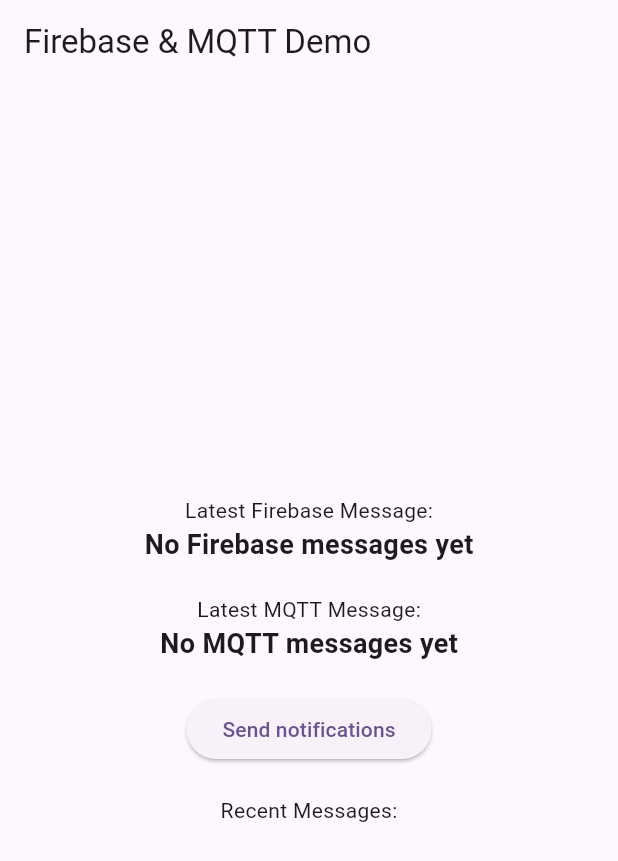
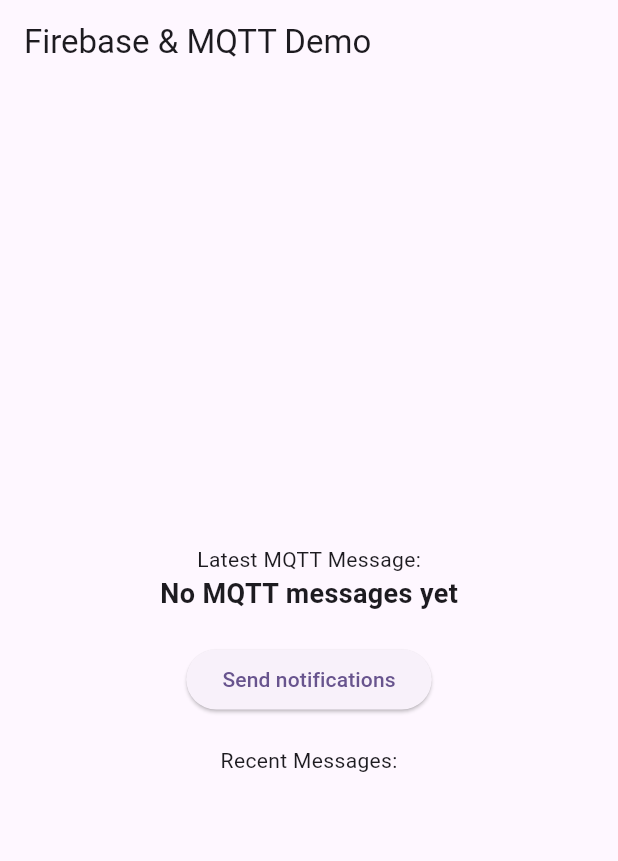
Before and after one commit to jakobatgithub/notification_test, a Flutter app: the screen it shows after launch, on a phone screen of 412 x 824 dp. Shown: the top 861 px of the screen. Run offline on Flutter 3.47's test engine with Material 3 defaults, Android fonts, the phone set to English and light mode, and no system bars; our stand-ins replace shared_preferences; missing offline and left inert: mqtt_client.

Commit message:
Switched off Firebase. Receiving messages while app is inactive works upon resuming.

```diff
--- a/test_notification_app/lib/main.dart
+++ b/test_notification_app/lib/main.dart
@@ -1,54 +1,55 @@
-import 'package:firebase_core/firebase_core.dart';
-import 'package:firebase_messaging/firebase_messaging.dart';
+// import 'package:firebase_core/firebase_core.dart';
+// import 'package:firebase_messaging/firebase_messaging.dart';
 import 'package:flutter/material.dart';
-import 'firebase_options.dart';
+// import 'firebase_options.dart';
 import 'package:http/http.dart' as http;
 import 'package:shared_preferences/shared_preferences.dart';
 import 'mqtt_service.dart';
 import 'constants.dart';
 
-Set<String> _receivedMessages = {}; // Define globally
+// Set<String> _receivedFirebaseMessages = {}; // Define globally
+Set<String> _receivedMQTTMessages = {}; // Define globally
 
 void main() async {
   WidgetsFlutterBinding.ensureInitialized();
-  await Firebase.initializeApp(
-    options: DefaultFirebaseOptions.currentPlatform,
-  );
-  FirebaseMessaging.onBackgroundMessage(_firebaseMessagingBackgroundHandler);
+  // await Firebase.initializeApp(
+  //   options: DefaultFirebaseOptions.currentPlatform,
+  // );
+  // FirebaseMessaging.onBackgroundMessage(_firebaseMessagingBackgroundHandler);
 
   runApp(const MyApp());
 }
 
 // This handles messages when the app is in the background or terminated
-@pragma('vm:entry-point')
-Future<void> _firebaseMessagingBackgroundHandler(RemoteMessage message) async {
-  await Firebase.initializeApp(
-    options: DefaultFirebaseOptions.currentPlatform,
-  );
-  final prefs = await SharedPreferences.getInstance();
-  await prefs.reload(); // Force reload before reading
+// @pragma('vm:entry-point')
+// Future<void> _firebaseMessagingBackgroundHandler(RemoteMessage message) async {
+//   await Firebase.initializeApp(
+//     options: DefaultFirebaseOptions.currentPlatform,
+//   );
+//   final prefs = await SharedPreferences.getInstance();
+//   await prefs.reload(); // Force reload before reading
 
-  print("Received a Firebase message onBackgroundMessage");
+//   print("Received a Firebase message onBackgroundMessage");
 
-  if (message.data.isNotEmpty && message.notification == null) {
-    print("Received a Firebase message with data.");
-    String messageId = message.data['msg_id'] ?? "No message ID";
-    String title = message.data['title'] ?? "No message title";
-    String body = message.data['body'] ?? "No message body";
-    String fullMessage = "msg_id: $messageId, title: $title, body: $body";
-    print("messageId of latest message is $messageId");
+//   if (message.data.isNotEmpty && message.notification == null) {
+//     print("Received a Firebase message with data.");
+//     String messageId = message.data['msg_id'] ?? "No message ID";
+//     String title = message.data['title'] ?? "No message title";
+//     String body = message.data['body'] ?? "No message body";
+//     String fullMessage = "msg_id: $messageId, title: $title, body: $body";
+//     print("messageId of latest message is $messageId");
 
-    _receivedMessages = (prefs.getStringList('receivedMessages') ?? []).toSet();
-    _receivedMessages.add(fullMessage);
-    bool success1 = await prefs.setString('latestMessage', fullMessage);
-    bool success2 = await prefs.setStringList('receivedMessages', _receivedMessages.toList());
-    print("✅ SharedPreferences updated: $success1 and $success2");
-    print("Latest message updated: $fullMessage");
+//     _receivedFirebaseMessages = (prefs.getStringList('receivedFirebaseMessages') ?? []).toSet();
+//     _receivedFirebaseMessages.add(fullMessage);
+//     bool success1 = await prefs.setString('latestMessage', fullMessage);
+//     bool success2 = await prefs.setStringList('receivedFirebaseMessages', _receivedFirebaseMessages.toList());
+//     print("✅ SharedPreferences updated: $success1 and $success2");
+//     print("Latest message updated: $fullMessage");
 
-  } else {
-    print("Received a Firebase notification message without data.");
-  }
-}
+//   } else {
+//     print("Received a Firebase notification message without data.");
+//   }
+// }
 
 class MyApp extends StatefulWidget {
   const MyApp({super.key});
@@ -59,94 +60,116 @@ class MyApp extends StatefulWidget {
 
 class _MyAppState extends State<MyApp> with WidgetsBindingObserver {
   String _mqttMessage = "No MQTT messages yet";
-  String _firebaseMessage = "No Firebase messages yet";
+  // String _firebaseMessage = "No Firebase messages yet";
   late MQTTService _mqttService;
-  late FirebaseService _firebaseService;
+  // late FirebaseService _firebaseService;
 
   @override
   void initState() {
     super.initState();
     _initializeServices();
-    WidgetsBinding.instance.addObserver(this);
-    _loadLatestMessage();
-    _loadReceivedMessages();
+    // WidgetsBinding.instance.addObserver(this);
+    // _loadLatestMessage();
+    // _loadReceivedFirebaseMessages();
   }
 
   @override
   void dispose() {
     _mqttService.disconnect();
-    WidgetsBinding.instance.removeObserver(this);
+    // WidgetsBinding.instance.removeObserver(this);
     super.dispose();
   }
 
-  @override
-  void didChangeAppLifecycleState(AppLifecycleState state) async {
-    print("App state changed: $state");
-    if (state == AppLifecycleState.resumed) {
-      print("App state resumed, loading latest message...");
-      SharedPreferences prefs = await SharedPreferences.getInstance();
-      await prefs.reload();  // Force reload
+  // @override
+  // void didChangeAppLifecycleState(AppLifecycleState state) async {
+  //   print("App state changed: $state");
+  //   if (state == AppLifecycleState.resumed) {
+  //     print("App state resumed, loading latest message...");
+  //     SharedPreferences prefs = await SharedPreferences.getInstance();
+  //     await prefs.reload();  // Force reload
 
-      String? latestMessage = prefs.getString('latestMessage');
-      print("Load latest message: $latestMessage");
-      if (latestMessage != null) {
-        setState(() {
-          _firebaseMessage = latestMessage;
-        });
-      } else {
-        print("No latest message found");
-      }
+  //     String? latestMessage = prefs.getString('latestMessage');
+  //     print("Load latest message: $latestMessage");
+  //     if (latestMessage != null) {
+  //       setState(() {
+  //         _firebaseMessage = latestMessage;
+  //       });
+  //     } else {
+  //       print("No latest message found");
+  //     }
 
-      List<String>? messages = prefs.getStringList('receivedMessages');
-      if (messages != null) {
-        setState(() {
-          _receivedMessages = messages.toSet()..toList().sort();
-        });
-      }
-    }
-  }
+  //     List<String>? messages = prefs.getStringList('receivedFirebaseMessages');
+  //     if (messages != null) {
+  //       setState(() {
+  //         _receivedFirebaseMessages = messages.toSet()..toList().sort();
+  //       });
+  //     }
+  //   }
+  // }
 
   void _initializeServices() {
     _mqttService = MQTTService(onMessageReceived: _onMqttMessageReceived);
     _mqttService.initializeMQTT();
-
-    _firebaseService = FirebaseService(onMessageReceived: _onFirebaseMessageReceived);
-    _firebaseService.initializeFirebase();
+    _loadReceivedMQTTMessages();
+    // _firebaseService = FirebaseService(onMessageReceived: _onFirebaseMessageReceived);
+    // _firebaseService.initializeFirebase();
   }
 
-  void _onMqttMessageReceived(String message) {
+  void _onMqttMessageReceived(String message) async {
+    SharedPreferences prefs = await SharedPreferences.getInstance();
+    await prefs.reload();  // Force reload
+    _receivedMQTTMessages = (prefs.getStringList('receivedMQTTMessages') ?? []).toSet();
+    _receivedMQTTMessages.add(message);
+
+    bool success2 = await prefs.setStringList('receivedMQTTMessages', _receivedMQTTMessages.toList());
+
     setState(() {
       _mqttMessage = message;
     });
   }
 
-  void _onFirebaseMessageReceived(String message) {
-    setState(() {
-      _firebaseMessage = message;
-    });
-  }
+  // void _onFirebaseMessageReceived(String message) {
+  //   setState(() {
+  //     _firebaseMessage = message;
+  //   });
+  // }
 
-  Future<void> _loadLatestMessage() async {
+  // Future<void> _loadLatestMessage() async {
+  //   SharedPreferences prefs = await SharedPreferences.getInstance();
+  //   await prefs.reload(); // Force reload before reading
+
+  //   String? latestMessage = prefs.getString('latestMessage');
+  //   print("Load latest message: $latestMessage");
+  //   if (latestMessage != null) {
+  //     setState(() {
+  //       _firebaseMessage = latestMessage;
+  //     });
+  //   }
+  // }
+
+  // Future<void> _loadReceivedFirebaseMessages() async {
+  //   SharedPreferences prefs = await SharedPreferences.getInstance();
+  //   await prefs.reload(); // Force reload before reading
+
+  //   List<String>? messages = prefs.getStringList('receivedFirebaseMessages');
+  //   if (messages != null) {
+  //     setState(() {
+  //       _receivedFirebaseMessages = messages.toSet()..toList().sort();
+  //     });
+  //   }
+  // }
+
+  Future<void> _loadReceivedMQTTMessages() async {
     SharedPreferences prefs = await SharedPreferences.getInstance();
     await prefs.reload(); // Force reload before reading
 
-    String? latestMessage = prefs.getString('latestMessage');
-    print("Load latest message: $latestMessage");
-    if (latestMessage != null) {
-      setState(() {
-        _firebaseMessage = latestMessage;
-      });
-    }
-  }
-
-  Future<void> _loadReceivedMessages() async {
-    SharedPreferences prefs = await SharedPreferences.getInstance();
-    await prefs.reload(); // Force reload before reading
-
-    List<String>? messages = prefs.getStringList('receivedMessages');
+    List<String>? messages = prefs.getStringList('receivedMQTTMessages');
     if (messages != null) {
       setState(() {
-        _receivedMessages = messages.toSet()..toList().sort();
+        _receivedMQTTMessages = messages.toSet()..toList().sort();
+        if (messages.isNotEmpty) {
+          _mqttMessage = messages.last;
+        }
       });
     }
   }
@@ -183,12 +206,12 @@ class _MyAppState extends State<MyApp> with WidgetsBindingObserver {
           child: Column(
             mainAxisAlignment: MainAxisAlignment.center,
             children: [
-              const Text("Latest Firebase Message:"),
-              Text(
-                _firebaseMessage,
-                style: const TextStyle(fontSize: 18, fontWeight: FontWeight.bold),
-              ),
-              const SizedBox(height: 20),
+              // const Text("Latest Firebase Message:"),
+              // Text(
+              //   _firebaseMessage,
+              //   style: const TextStyle(fontSize: 18, fontWeight: FontWeight.bold),
+              // ),
+              // const SizedBox(height: 20),
               const Text("Latest MQTT Message:"),
               Text(
                 _mqttMessage,
@@ -201,7 +224,7 @@ class _MyAppState extends State<MyApp> with WidgetsBindingObserver {
               ),
               const SizedBox(height: 20),
               const Text("Recent Messages:"),
-              ..._receivedMessages.toList().reversed.take(10).map((message) => Text(
+              ..._receivedMQTTMessages.toList().reversed.take(10).map((message) => Text(
                 message,
                 style: const TextStyle(fontSize: 14),
               )).toList(),
@@ -213,64 +236,64 @@ class _MyAppState extends State<MyApp> with WidgetsBindingObserver {
   }
 }
 
-class FirebaseService {
-  static final FirebaseMessaging _messaging = FirebaseMessaging.instance;
-  final Function(String) onMessageReceived;
+// class FirebaseService {
+//   static final FirebaseMessaging _messaging = FirebaseMessaging.instance;
+//   final Function(String) onMessageReceived;
 
-  FirebaseService({required this.onMessageReceived});
+//   FirebaseService({required this.onMessageReceived});
 
-  Future<void> initializeFirebase() async {
-    NotificationSettings settings = await _messaging.requestPermission();
-    print("🔐 Permission status: ${settings.authorizationStatus}");
+//   Future<void> initializeFirebase() async {
+//     NotificationSettings settings = await _messaging.requestPermission();
+//     print("🔐 Permission status: ${settings.authorizationStatus}");
 
-    String? apnsToken = await FirebaseMessaging.instance.getAPNSToken();
-    print("APNs Token: $apnsToken");
+//     String? apnsToken = await FirebaseMessaging.instance.getAPNSToken();
+//     print("APNs Token: $apnsToken");
 
-    String? token = await _messaging.getToken();
-    print("📲 Initial FCM Token: $token");
-    if (token != null) sendTokenToBackend(token);
+//     String? token = await _messaging.getToken();
+//     print("📲 Initial FCM Token: $token");
+//     if (token != null) sendTokenToBackend(token);
 
-    _messaging.onTokenRefresh.listen(sendTokenToBackend);
+//     _messaging.onTokenRefresh.listen(sendTokenToBackend);
 
-    FirebaseMessaging.onMessage.listen(handleMessage);
-    FirebaseMessaging.onMessageOpenedApp.listen(handleMessage);
-  }
+//     FirebaseMessaging.onMessage.listen(handleMessage);
+//     FirebaseMessaging.onMessageOpenedApp.listen(handleMessage);
+//   }
 
-  static void sendTokenToBackend(String token) async {
-    var backendURL = "$BASE_URL/register-token/";
-    var response = await http.post(
-      Uri.parse(backendURL),
-      headers: {"Content-Type": "application/json"},
-      body: '{"token": "$token"}',
-    );
-    print("✅ Token Sent to Backend: ${response.body}");
-  }
+//   static void sendTokenToBackend(String token) async {
+//     var backendURL = "$BASE_URL/register-token/";
+//     var response = await http.post(
+//       Uri.parse(backendURL),
+//       headers: {"Content-Type": "application/json"},
+//       body: '{"token": "$token"}',
+//     );
+//     print("✅ Token Sent to Backend: ${response.body}");
+//   }
 
-  void handleMessage(RemoteMessage message) async {
-    if (message.data.isNotEmpty && message.notification == null) {
-      print("Received a Firebase message with data.");
+//   void handleMessage(RemoteMessage message) async {
+//     if (message.data.isNotEmpty && message.notification == null) {
+//       print("Received a Firebase message with data.");
 
-      String messageId = message.data['msg_id'] ?? "0";
-      String title = message.data['title'] ?? "No message title";
-      String body = message.data['body'] ?? "No message body";
-      String fullMessage = "msg_id: $messageId, title: $title, body: $body";
+//       String messageId = message.data['msg_id'] ?? "0";
+//       String title = message.data['title'] ?? "No message title";
+//       String body = message.data['body'] ?? "No message body";
+//       String fullMessage = "msg_id: $messageId, title: $title, body: $body";
 
-      onMessageReceived(fullMessage);
+//       onMessageReceived(fullMessage);
 
-      SharedPreferences prefs = await SharedPreferences.getInstance();
-      await prefs.reload(); // Force reload before reading
+//       SharedPreferences prefs = await SharedPreferences.getInstance();
+//       await prefs.reload(); // Force reload before reading
 
-      _receivedMessages = (prefs.getStringList('receivedMessages') ?? []).toSet();
-      _receivedMessages.add(fullMessage);
+//       _receivedFirebaseMessages = (prefs.getStringList('receivedFirebaseMessages') ?? []).toSet();
+//       _receivedFirebaseMessages.add(fullMessage);
 
-      bool success1 = await prefs.setString('latestMessage', fullMessage);
-      bool success2 = await prefs.setStringList('receivedMessages', _receivedMessages.toList());
+//       bool success1 = await prefs.setString('latestMessage', fullMessage);
+//       bool success2 = await prefs.setStringList('receivedFirebaseMessages', _receivedFirebaseMessages.toList());
 
-      print("✅ SharedPreferences updated: $success1 and $success2");
-      print("Latest message updated: $fullMessage");
+//       print("✅ SharedPreferences updated: $success1 and $success2");
+//       print("Latest message updated: $fullMessage");
 
-    } else {
-      print("Received a Firebase notification message without data.");
-    }
-  }
-}
+//     } else {
+//       print("Received a Firebase notification message without data.");
+//     }
+//   }
+// }
```
Also changed, not shown: test_notification_app/lib/mqtt_service.dart (+18 -5 lines).
